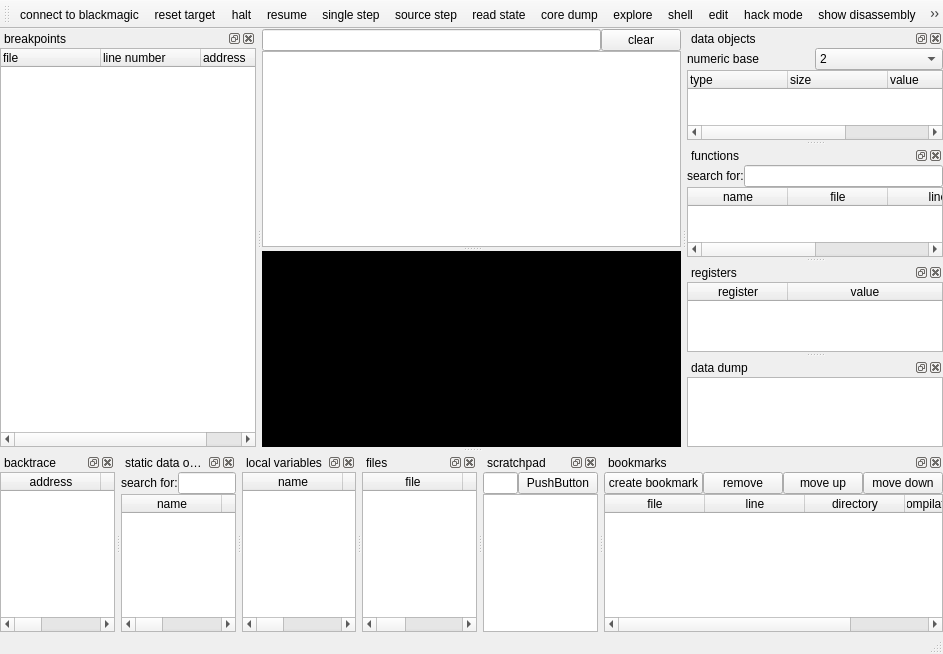
stoyan-shopov/troll, file mainwindow.ui: the form before one commit.
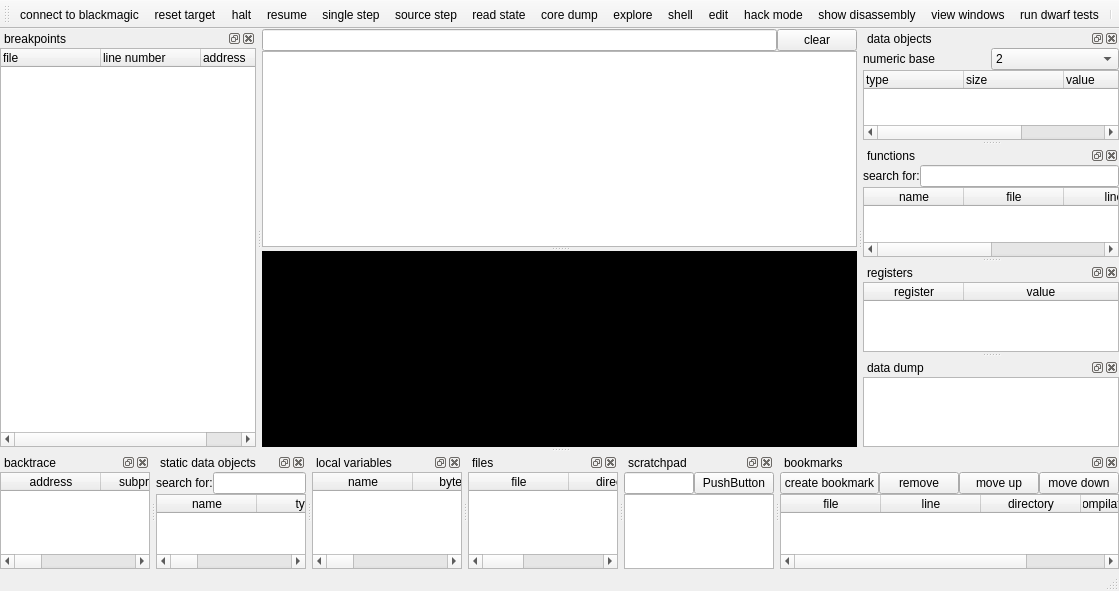
The form after the commit.

Commit message: started adding DWARF expression computability testing

Patch:
```diff
--- a/mainwindow.ui
+++ b/mainwindow.ui
@@ -6,8 +6,8 @@
    <rect>
     <x>0</x>
     <y>0</y>
-    <width>943</width>
-    <height>654</height>
+    <width>1119</width>
+    <height>591</height>
    </rect>
   </property>
   <property name="windowTitle">
@@ -94,6 +94,7 @@
    <addaction name="actionHack_mode"/>
    <addaction name="actionShow_disassembly_address_ranges"/>
    <addaction name="actionView_windows"/>
+   <addaction name="actionRun_dwarf_tests"/>
    <addaction name="separator"/>
   </widget>
   <widget class="QStatusBar" name="statusBar"/>
@@ -950,6 +951,11 @@
     <string>view windows</string>
    </property>
   </action>
+  <action name="actionRun_dwarf_tests">
+   <property name="text">
+    <string>run dwarf tests</string>
+   </property>
+  </action>
  </widget>
  <layoutdefault spacing="6" margin="11"/>
  <resources/>
```
Left out of the diff: 2 changed lines with no effect on the pictures. The commit also changes 3 other files.
